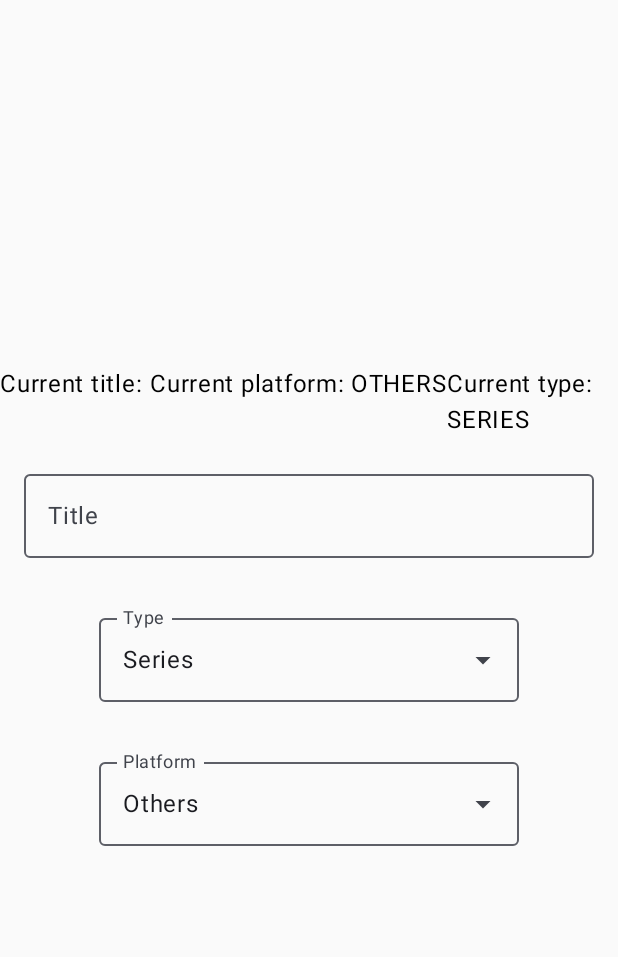
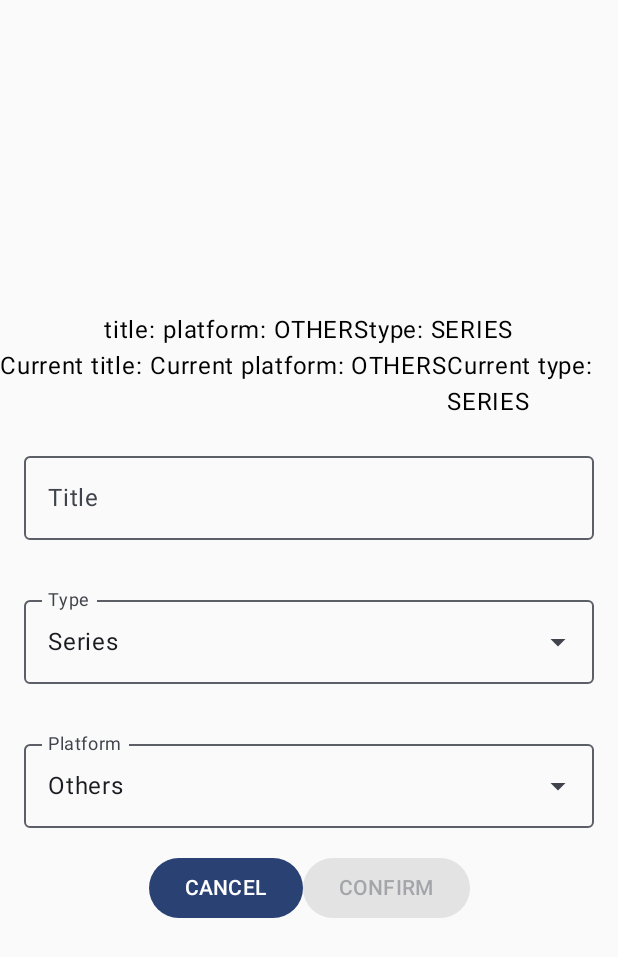
Before and after one commit to resuadam2/WatchListApp, an Android app built with Jetpack Compose: the FormItemScreen screen opened through its navigation route, on a phone screen of 412 x 824 dp. Shown: the top 957 px of the screen. Run offline under Robolectric (Android 15) with nearby library versions, the phone set to English and light mode, and no system bars.

Commit message:
editing state from form, still having problems!

```diff
--- a/app/src/main/java/com/resuadam2/watchlistapp/ui/components/EnumSpinner.kt
+++ b/app/src/main/java/com/resuadam2/watchlistapp/ui/components/EnumSpinner.kt
@@ -1,6 +1,8 @@
 package com.resuadam2.watchlistapp.ui.components
 
 import android.util.Log
+import androidx.compose.foundation.layout.fillMaxSize
+import androidx.compose.foundation.layout.fillMaxWidth
 import androidx.compose.material3.DropdownMenuItem
 import androidx.compose.material3.ExperimentalMaterial3Api
 import androidx.compose.material3.ExposedDropdownMenuBox
@@ -28,13 +30,6 @@ fun <T> EnumSpinner(
 ) where T : Enum<T>, T : EnumDisplayable {
     var expandedState by remember { mutableStateOf(false) }
 
-    /**
-    // Usar un `LaunchedEffect` para loguear cuando cambie el estado de expandedState
-    LaunchedEffect(expandedState) {
-        Log.d("EnumSpinner", "expandedState: $expandedState")
-    }
-    */
-
     ExposedDropdownMenuBox (
         expanded = expandedState,
         onExpandedChange = {
@@ -42,9 +37,8 @@ fun <T> EnumSpinner(
         }
     ) {
         // Visual del selector
-        // TODO: Cambiar a OutlinedTextField
         OutlinedTextField(
-            modifier = Modifier.menuAnchor(),
+            modifier = Modifier.fillMaxWidth().menuAnchor(),
             value = selectedItem.displayName,
             onValueChange = {},
             readOnly = true,
@@ -54,6 +48,7 @@ fun <T> EnumSpinner(
 
         // Menú desplegable
         ExposedDropdownMenu (
+            modifier = Modifier.fillMaxWidth(),
             expanded = expandedState,
             onDismissRequest = { expandedState = false }
         ) {
--- a/app/src/main/java/com/resuadam2/watchlistapp/ui/screens/FormItemScreen.kt
+++ b/app/src/main/java/com/resuadam2/watchlistapp/ui/screens/FormItemScreen.kt
@@ -5,6 +5,7 @@ import androidx.compose.foundation.layout.Column
 import androidx.compose.foundation.layout.Row
 import androidx.compose.foundation.layout.fillMaxSize
 import androidx.compose.foundation.layout.padding
+import androidx.compose.material3.Button
 import androidx.compose.material3.MaterialTheme
 import androidx.compose.material3.OutlinedTextField
 import androidx.compose.material3.Text
@@ -39,9 +40,15 @@ fun FormItemScreen(
     ) {
         Row {
             // ESTADO ACTUAL
-            Text("Current title: ${formItemUiState.title}")
-            Text("Current platform: ${formItemUiState.platform}")
-            Text("Current type: ${formItemUiState.type}")
+            Text("title: ${formItemUiState.title}")
+            Text("platform: ${formItemUiState.platform}")
+            Text("type: ${formItemUiState.type}")
+        }
+        Row {
+            // ESTADO ACTUAL
+            Text("Current title: ${formViewModel.currentTitle}")
+            Text("Current platform: ${formViewModel.currentPlatform}")
+            Text("Current type: ${formViewModel.currentType}")
         }
         // Add the form item screen here
        Row (
@@ -50,7 +57,7 @@ fun FormItemScreen(
            horizontalArrangement = Arrangement.SpaceBetween
        ) {
            OutlinedTextField(
-               value = formItemUiState.title,
+               value = formViewModel.currentTitle,
                onValueChange = { formViewModel.onTitleChange(it) },
                label = { Text("Title") },
                singleLine = true,
@@ -62,11 +69,10 @@ fun FormItemScreen(
            verticalAlignment = Alignment.CenterVertically,
            horizontalArrangement = Arrangement.SpaceBetween
        ){
-            /* TODO : Ni este desplegable ni el siguiente están funcinoando */
            EnumSpinner(
                items = WatchingTypes.entries.toTypedArray(),
                label = "Type",
-               selectedItem = formItemUiState.type,
+               selectedItem = formViewModel.currentType,
                onItemSelected = { formViewModel.onTypeChange(it) }
            )
        }
@@ -75,11 +81,10 @@ fun FormItemScreen(
             verticalAlignment = Alignment.CenterVertically,
             horizontalArrangement = Arrangement.SpaceBetween
         ){
-
             EnumSpinner(
                 items = Platforms.entries.toTypedArray(),
                 label = "Platform",
-                selectedItem = formItemUiState.platform,
+                selectedItem = formViewModel.currentPlatform,
                 onItemSelected = { formViewModel.onPlatformChange(it) }
             )
         }
@@ -88,6 +93,17 @@ fun FormItemScreen(
         }
         Row {
             // Add the buttons here
+            Button(
+                onClick = { /* TODO */}
+            ) {
+                Text(text = "CANCEL")
+            }
+            Button(
+                onClick = { /* TODO */},
+                enabled = formViewModel.canSubmit()
+            ) {
+                Text(text = "CONFIRM")
+            }
         }
     }
 }
--- a/app/src/main/java/com/resuadam2/watchlistapp/ui/state/FormViewModel.kt
+++ b/app/src/main/java/com/resuadam2/watchlistapp/ui/state/FormViewModel.kt
@@ -1,5 +1,9 @@
 package com.resuadam2.watchlistapp.ui.state
 
+import androidx.compose.runtime.getValue
+import androidx.compose.runtime.mutableStateOf
+import androidx.compose.runtime.remember
+import androidx.compose.runtime.setValue
 import androidx.lifecycle.ViewModel
 import com.resuadam2.watchlistapp.data.Platforms
 import com.resuadam2.watchlistapp.data.WatchingTypes
@@ -13,20 +17,41 @@ class FormViewModel : ViewModel() {
     private val _formState = MutableStateFlow(FormState())
     val formState: StateFlow<FormState> = _formState.asStateFlow()
 
+    var currentTitle by mutableStateOf("")
+        private set
+
+    var currentPlatform by mutableStateOf(Platforms.OTHERS)
+        private set
+
+    var currentType by mutableStateOf(WatchingTypes.SERIES)
+        private set
+
     init {
         // Load form data
 
     }
 
-    fun onTitleChange(title: String) = _formState.update {
-        it.copy(title = title)
+    fun onTitleChange(title: String)  {
+        currentTitle = title
     }
 
-    fun onPlatformChange(platform: Platforms) = _formState.update {
-        it.copy(platform = platform)
+    fun onPlatformChange(platform: Platforms) {
+        currentPlatform = platform
     }
 
-    fun onTypeChange(type: WatchingTypes) = _formState.update {
-        it.copy(type = type)
+    fun onTypeChange(type: WatchingTypes) {
+        currentType = type
+    }
+
+    fun canSubmit(): Boolean = currentTitle.isNotBlank()
+
+    fun onSubmit() {
+        _formState.update {
+            it.copy(
+                title = currentTitle,
+                platform = currentPlatform,
+                type = currentType,
+            )
+        }
     }
 }
```
